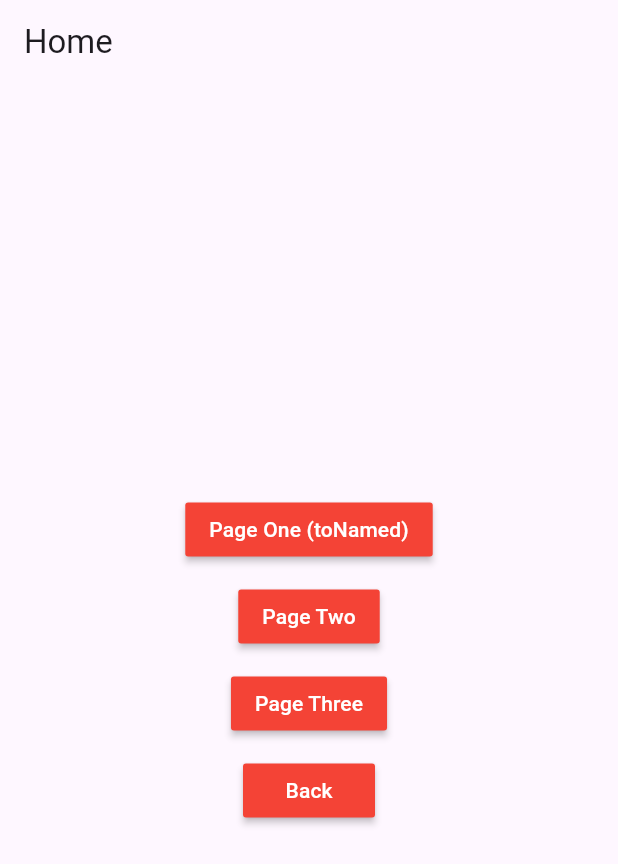
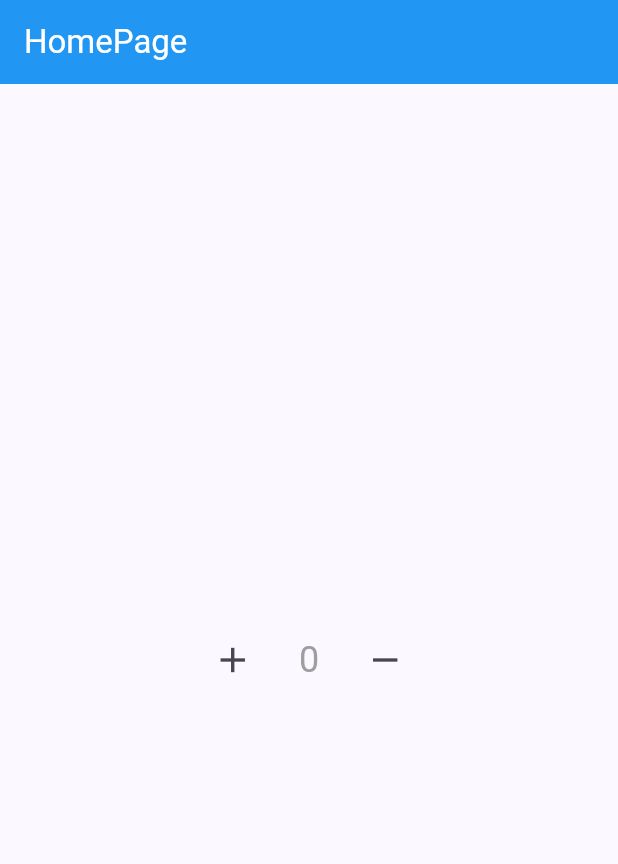
Before and after one commit to dev-amr-elsherif/Tech-Learning-Journey, a Flutter app: the screen it shows after launch, on a phone screen of 412 x 824 dp. Shown: the top 864 px of the screen. Run offline on Flutter 3.47's test engine with Material 3 defaults, Android fonts, the phone set to English and light mode, and no system bars; our stand-ins replace get.

Commit message:
feat: implement MVC pattern and GetX state management for

```diff
--- /dev/null
+++ b/flutter_getx_masterclass/lib/controller/home_controller.dart
@@ -0,0 +1,15 @@
+import 'package:get/get.dart';
+
+class HomeController extends GetxController {
+  RxInt counter = 0.obs;
+
+  void increment() {
+    counter++;
+    // update();
+  }
+
+  void decrement() {
+    counter--;
+    // update();
+  }
+}
--- a/flutter_getx_masterclass/lib/main.dart
+++ b/flutter_getx_masterclass/lib/main.dart
@@ -1,6 +1,5 @@
 import 'package:flutter/material.dart';
 import 'package:flutter_getx_masterclass/view/home.dart';
-import 'package:flutter_getx_masterclass/view/pageone.dart';
 import 'package:get/get.dart';
 
 void main() {
@@ -15,19 +14,9 @@ class MyApp extends StatelessWidget {
     return GetMaterialApp(
       title: 'Flutter Demo',
       theme: ThemeData(
-        colorScheme:
-            ColorScheme.fromSeed(
-              seedColor:
-                  Colors.deepPurple,
-            ),
+        colorScheme: ColorScheme.fromSeed(seedColor: Colors.deepPurple),
       ),
-      home: const Home(),
-      getPages: [
-        GetPage(
-          name: "/pageone",
-          page: () => const PageOne(),
-        ),
-      ],
+      home: const HomePage(),
     );
   }
 }
--- a/flutter_getx_masterclass/lib/view/home.dart
+++ b/flutter_getx_masterclass/lib/view/home.dart
@@ -1,83 +1,46 @@
 import 'package:flutter/material.dart';
-import 'package:flutter_getx_masterclass/view/pagethree.dart';
-import 'package:flutter_getx_masterclass/view/pagetwo.dart';
+import 'package:flutter_getx_masterclass/controller/home_controller.dart';
 import 'package:get/get.dart';
 
-class Home extends StatelessWidget {
-  const Home({super.key});
+class HomePage extends StatelessWidget {
+  const HomePage({super.key});
 
   @override
   Widget build(BuildContext context) {
     return Scaffold(
+      backgroundColor: const Color(0xFFFCF8FF),
       appBar: AppBar(
-        title: const Text("Home"),
+        title: const Text('HomePage', style: TextStyle(color: Colors.white)),
+        backgroundColor: Colors.blue,
+        elevation: 0,
       ),
       body: Container(
-        padding:
-            const EdgeInsets.symmetric(
-              horizontal: 10,
-            ),
+        padding: const EdgeInsets.symmetric(horizontal: 10),
         child: Column(
-          mainAxisAlignment:
-              MainAxisAlignment.center,
+          mainAxisAlignment: MainAxisAlignment.center,
           children: [
-            Center(
-              child: MaterialButton(
-                color: Colors.red,
-                textColor: Colors.white,
-                onPressed: () {
-                  Get.toNamed(
-                    "/pageone",
-                  );
-                },
-                child: const Text(
-                  "Page One (toNamed)",
-                ),
-              ),
-            ),
-            const SizedBox(height: 10),
-            Center(
-              child: MaterialButton(
-                color: Colors.red,
-                textColor: Colors.white,
-                onPressed: () {
-                  Get.to(
-                    () =>
-                        const PageTwo(),
-                  );
-                },
-                child: const Text(
-                  "Page Two",
-                ),
-              ),
-            ),
-            const SizedBox(height: 10),
-            Center(
-              child: MaterialButton(
-                color: Colors.red,
-                textColor: Colors.white,
-                onPressed: () {
-                  Get.to(
-                    () =>
-                        const PageThree(),
-                  );
-                },
-                child: const Text(
-                  "Page Three",
-                ),
-              ),
-            ),
-            const SizedBox(height: 10),
-            Center(
-              child: MaterialButton(
-                color: Colors.red,
-                textColor: Colors.white,
-                onPressed: () {
-                  Get.back();
-                },
-                child: const Text(
-                  "Back",
-                ),
+            GetX<HomeController>(
+              init: HomeController(),
+              builder: (controller) => Row(
+                mainAxisAlignment: MainAxisAlignment.center,
+                children: [
+                  IconButton(
+                    icon: const Icon(Icons.add, size: 28),
+                    onPressed: () => controller.increment(),
+                    splashRadius: 24,
+                  ),
+                  const SizedBox(width: 20),
+                  Text(
+                    '${controller.counter.value}',
+                    style: const TextStyle(fontSize: 24, color: Colors.grey),
+                  ),
+                  const SizedBox(width: 20),
+                  IconButton(
+                    icon: const Icon(Icons.remove, size: 28),
+                    onPressed: () => controller.decrement(),
+                    splashRadius: 24,
+                  ),
+                ],
               ),
             ),
           ],
```
Also changed, not shown: flutter_getx_masterclass/lib/view/pageone.dart (deleted, +0 -87 lines), flutter_getx_masterclass/lib/view/pagethree.dart (deleted, +0 -88 lines), flutter_getx_masterclass/lib/view/pagetwo.dart (deleted, +0 -89 lines), 1 other file.
